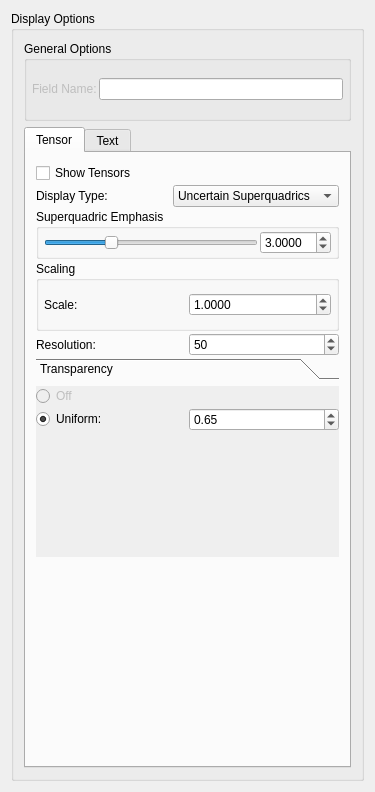
Qt form src/Interface/Modules/Visualization/ShowUncertaintyGlyphs.ui (SCIInstitute/SCIRun) before a commit.
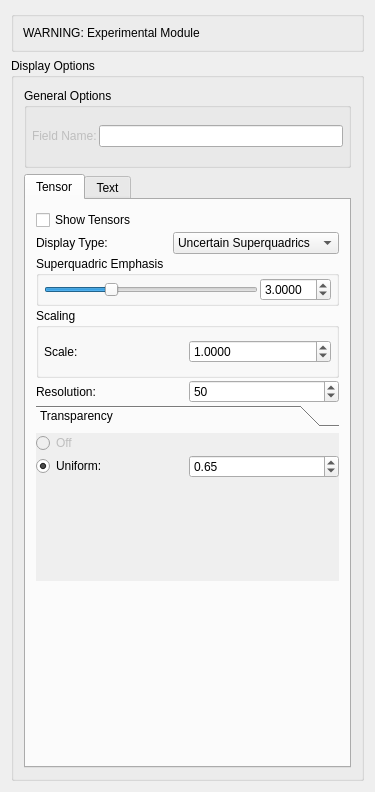
The same form after that commit.

Commit message: Added warning label

The edit to the form file:
```diff
--- a/src/Interface/Modules/Visualization/ShowUncertaintyGlyphs.ui
+++ b/src/Interface/Modules/Visualization/ShowUncertaintyGlyphs.ui
@@ -26,6 +26,28 @@
    <string>Dialog</string>
   </property>
   <layout class="QVBoxLayout" name="verticalLayout_17">
+   <item>
+    <widget class="QGroupBox" name="groupBox_2">
+     <property name="title">
+      <string/>
+     </property>
+     <layout class="QVBoxLayout" name="verticalLayout_2">
+      <property name="sizeConstraint">
+       <enum>QLayout::SetMinimumSize</enum>
+      </property>
+      <item>
+       <widget class="QLabel" name="label">
+        <property name="text">
+         <string>WARNING: Experimental Module</string>
+        </property>
+        <property name="scaledContents">
+         <bool>false</bool>
+        </property>
+       </widget>
+      </item>
+     </layout>
+    </widget>
+   </item>
    <item>
     <widget class="QGroupBox" name="groupBox">
      <property name="minimumSize">
```
